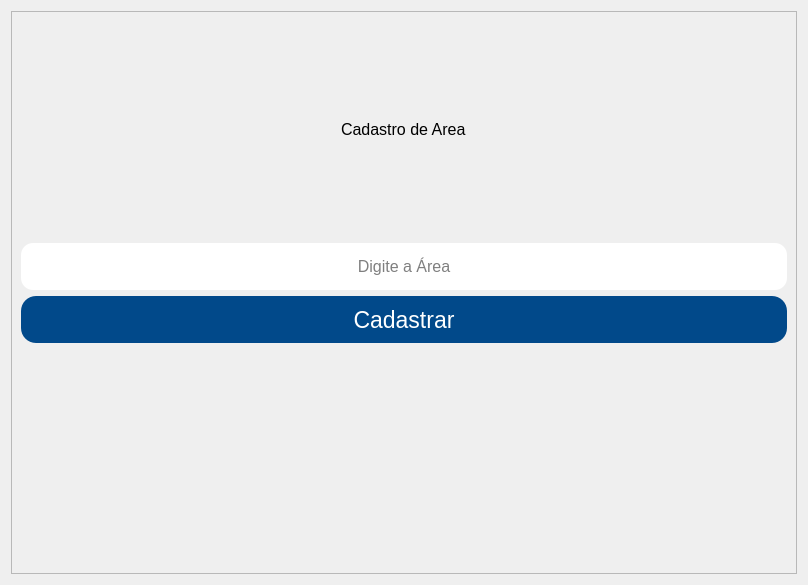
Above: App/view/ui/cadastroArea.ui from Senac-SOR-ADS/Mapa-de-Sala before the change. Below: the same form after it.
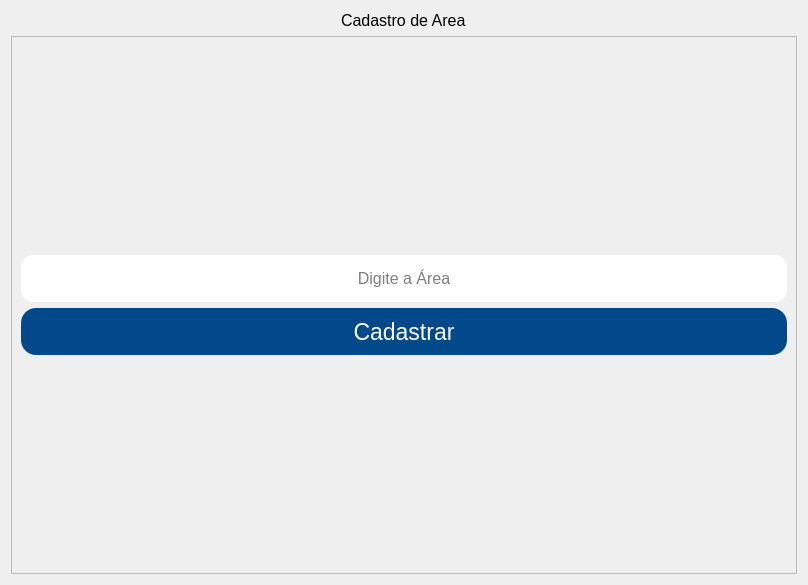
That is the form after the change.

What changed in the file:
```diff
--- a/App/view/ui/cadastroArea.ui
+++ b/App/view/ui/cadastroArea.ui
@@ -38,8 +38,28 @@
 }</string>
   </property>
   <layout class="QVBoxLayout" name="verticalLayout_2">
+   <item alignment="Qt::AlignHCenter|Qt::AlignTop">
+    <widget class="QLabel" name="label">
+     <property name="font">
+      <font>
+       <pointsize>12</pointsize>
+       <weight>50</weight>
+       <bold>false</bold>
+      </font>
+     </property>
+     <property name="text">
+      <string>Cadastro de Area</string>
+     </property>
+    </widget>
+   </item>
    <item>
     <widget class="QFrame" name="frame">
+     <property name="sizePolicy">
+      <sizepolicy hsizetype="Preferred" vsizetype="Expanding">
+       <horstretch>0</horstretch>
+       <verstretch>0</verstretch>
+      </sizepolicy>
+     </property>
      <property name="frameShape">
       <enum>QFrame::StyledPanel</enum>
      </property>
@@ -47,19 +67,18 @@
       <enum>QFrame::Raised</enum>
      </property>
      <layout class="QVBoxLayout" name="verticalLayout">
-      <item alignment="Qt::AlignHCenter">
-       <widget class="QLabel" name="label">
-        <property name="font">
-         <font>
-          <pointsize>12</pointsize>
-          <weight>50</weight>
-          <bold>false</bold>
-         </font>
+      <item>
+       <spacer name="verticalSpacer_2">
+        <property name="orientation">
+         <enum>Qt::Vertical</enum>
         </property>
-        <property name="text">
-         <string>Cadastro de Area</string>
+        <property name="sizeHint" stdset="0">
+         <size>
+          <width>20</width>
+          <height>40</height>
+         </size>
         </property>
-       </widget>
+       </spacer>
       </item>
       <item>
        <widget class="QLineEdit" name="cadastrarArea">
@@ -103,12 +122,18 @@
         </property>
        </widget>
       </item>
-      <item alignment="Qt::AlignHCenter|Qt::AlignVCenter">
-       <widget class="QLabel" name="resposta">
-        <property name="text">
-         <string/>
+      <item>
+       <spacer name="verticalSpacer">
+        <property name="orientation">
+         <enum>Qt::Vertical</enum>
         </property>
-       </widget>
+        <property name="sizeHint" stdset="0">
+         <size>
+          <width>20</width>
+          <height>40</height>
+         </size>
+        </property>
+       </spacer>
       </item>
      </layout>
     </widget>
```
